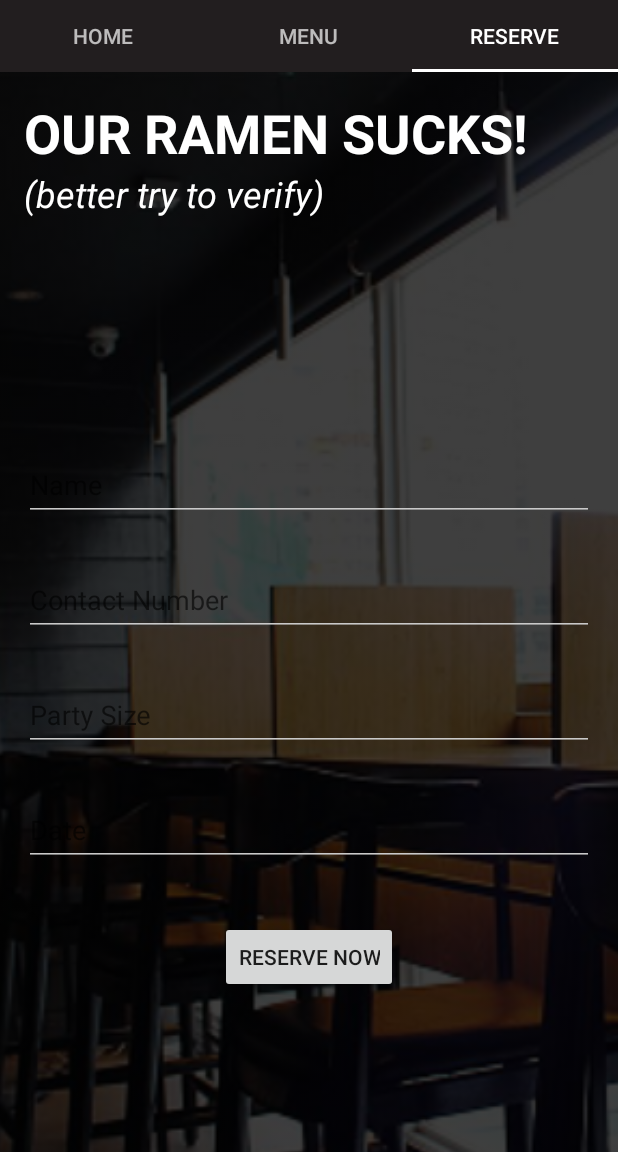
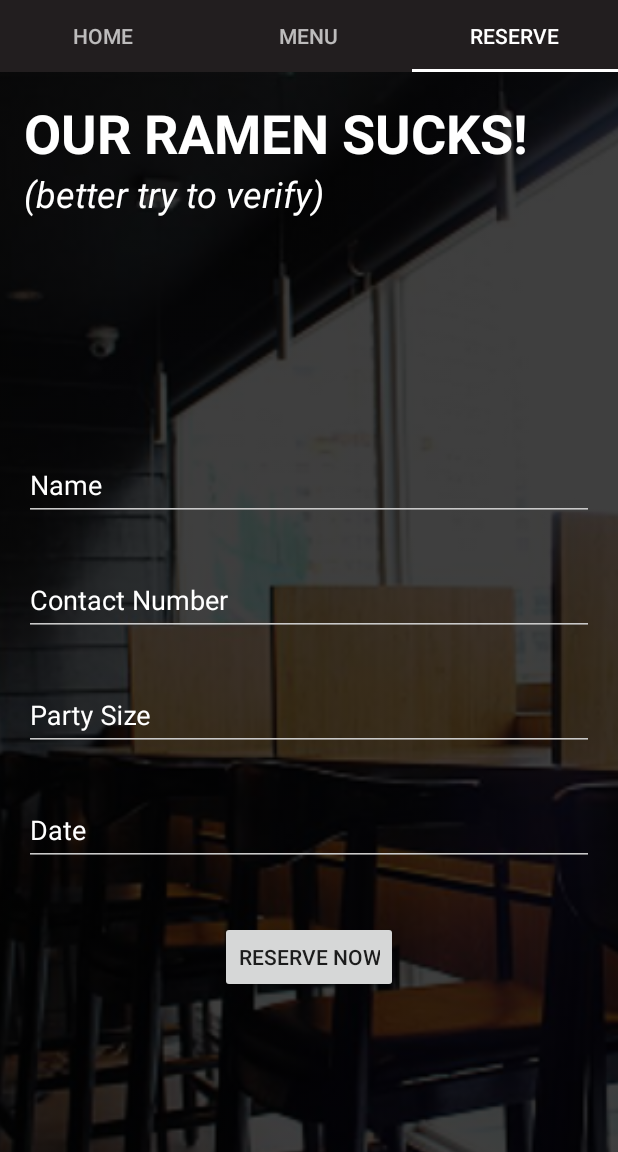
Before and after one commit to gumil/wrongramen, an Android app: the screen it shows after launch (MainActivity), tab 3 chosen, on a phone screen of 412 x 824 dp, the part 84-1236 px from its top. Run offline under Robolectric (Android 15) with nearby library versions, the phone set to English and light mode, and no system bars; our stand-ins replace Picasso; pictures from the network do not load.

Commit message:
Fix TextInputLayout hint color

```diff
--- a/app/src/main/res/layout/fragment_reserve.xml
+++ b/app/src/main/res/layout/fragment_reserve.xml
@@ -50,6 +50,7 @@
                     android:id="@+id/reserve_input_name"
                     android:layout_width="match_parent"
                     android:layout_height="wrap_content"
+                    android:textColorHint="@android:color/white"
                     app:errorEnabled="true">
 
                     <EditText
@@ -68,6 +69,7 @@
                     android:id="@+id/reserve_input_contact"
                     android:layout_width="match_parent"
                     android:layout_height="wrap_content"
+                    android:textColorHint="@android:color/white"
                     app:errorEnabled="true">
 
                     <EditText
@@ -86,6 +88,7 @@
                     android:id="@+id/reserve_input_size"
                     android:layout_width="match_parent"
                     android:layout_height="wrap_content"
+                    android:textColorHint="@android:color/white"
                     app:errorEnabled="true">
 
                     <EditText
@@ -105,6 +108,7 @@
                     android:id="@+id/reserve_input_datetime"
                     android:layout_width="match_parent"
                     android:layout_height="wrap_content"
+                    android:textColorHint="@android:color/white"
                     app:errorEnabled="true">
 
                     <EditText
```
